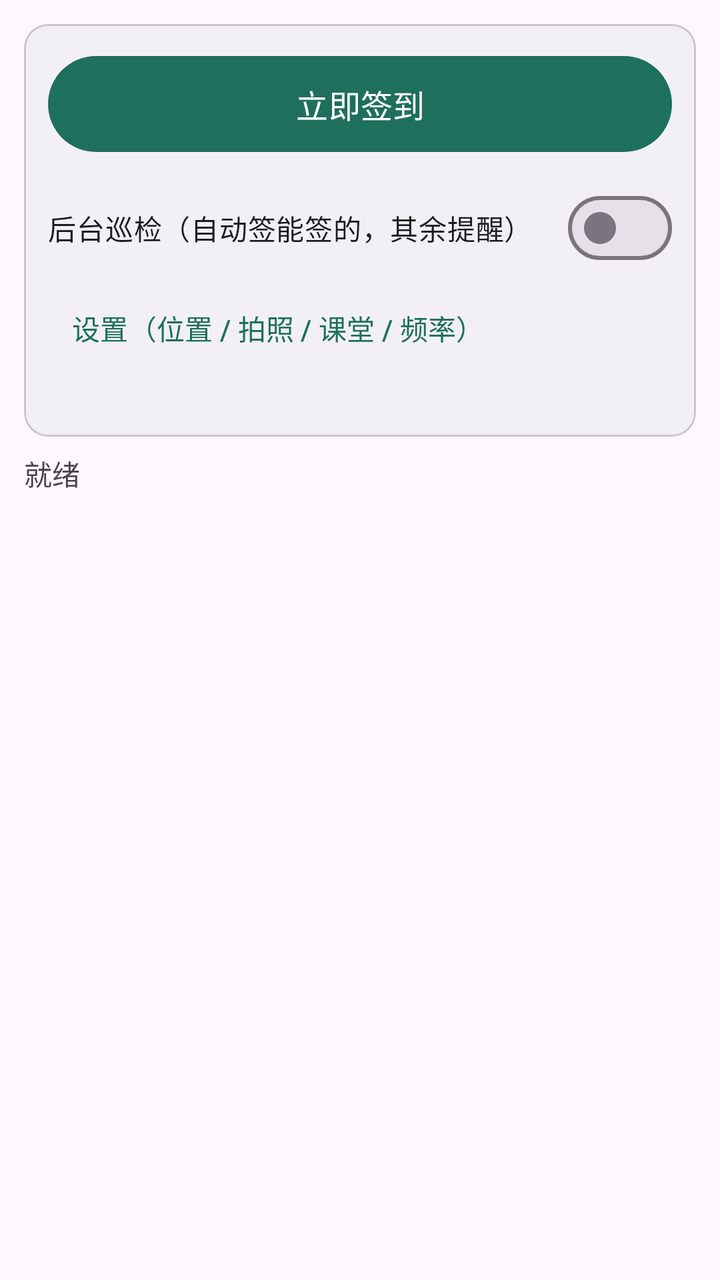
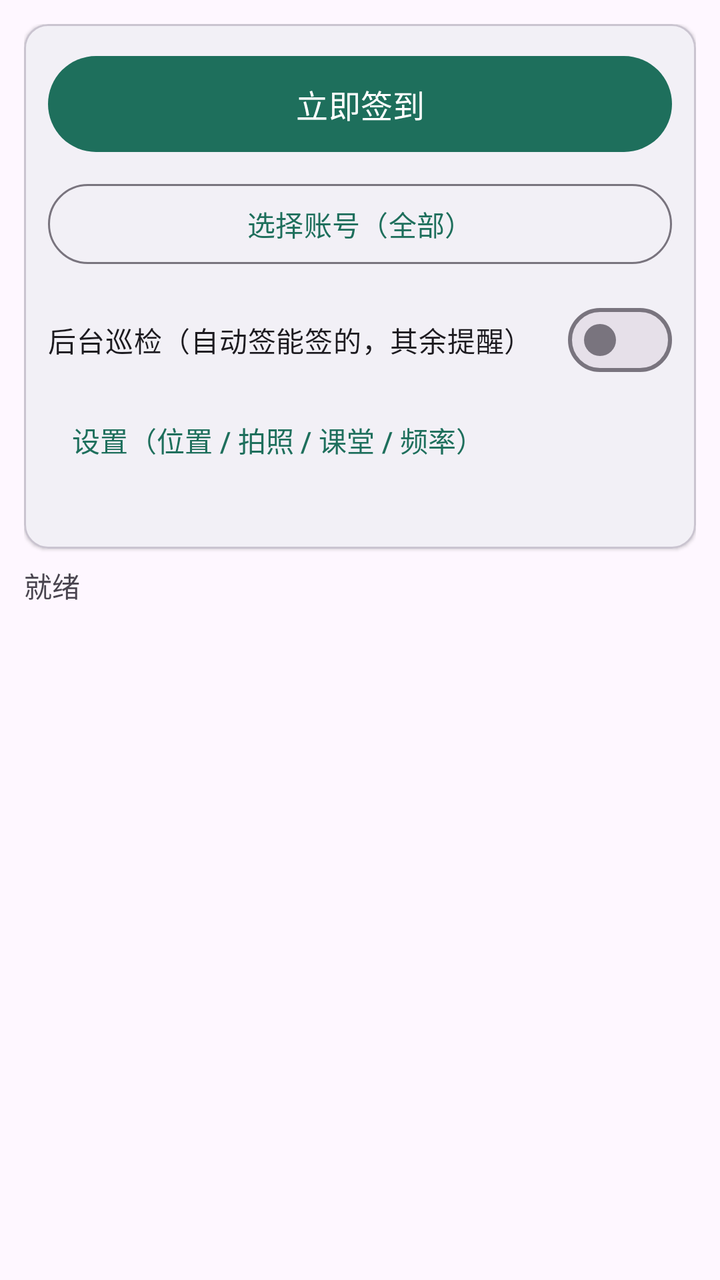

Before-and-after screenshots of an Android layout around one commit, followed by the original layout XML and the change that was made.
<!-- AndroidManifest.xml: application theme Theme.XXTSign -->
<!-- res/layout/fragment_sign.xml -->
<?xml version="1.0" encoding="utf-8"?>
<LinearLayout xmlns:android="http://schemas.android.com/apk/res/android"
    xmlns:app="http://schemas.android.com/apk/res-auto"
    android:layout_width="match_parent"
    android:layout_height="match_parent"
    android:orientation="vertical"
    android:padding="12dp">

    <com.google.android.material.card.MaterialCardView
        android:layout_width="match_parent"
        android:layout_height="wrap_content"
        app:cardCornerRadius="12dp"
        app:cardElevation="1dp">

        <LinearLayout
            android:layout_width="match_parent"
            android:layout_height="wrap_content"
            android:orientation="vertical"
            android:padding="12dp">

            <com.google.android.material.button.MaterialButton
                android:id="@+id/btnSignAll"
                android:layout_width="match_parent"
                android:layout_height="wrap_content"
                android:minHeight="56dp"
                android:text="@string/sign_all"
                android:textSize="16sp" />

            <com.google.android.material.materialswitch.MaterialSwitch
                android:id="@+id/swAuto"
                android:layout_width="match_parent"
                android:layout_height="wrap_content"
                android:layout_marginTop="10dp"
                android:text="@string/auto_monitor" />

            <com.google.android.material.button.MaterialButton
                android:id="@+id/btnSettings"
                style="@style/Widget.Material3.Button.TextButton"
                android:layout_width="wrap_content"
                android:layout_height="wrap_content"
                android:layout_marginTop="2dp"
                android:text="设置（位置 / 拍照 / 课堂 / 频率）" />

            <TextView
                android:id="@+id/tvOptions"
                android:layout_width="match_parent"
                android:layout_height="wrap_content"
                android:layout_marginTop="2dp"
                android:textSize="12sp"
                android:textColor="@color/muted"
                android:text="" />
        </LinearLayout>
    </com.google.android.material.card.MaterialCardView>

    <com.google.android.material.progressindicator.LinearProgressIndicator
        android:id="@+id/progress"
        android:layout_width="match_parent"
        android:layout_height="wrap_content"
        android:layout_marginTop="8dp"
        android:visibility="gone" />

    <TextView
        android:id="@+id/tvStatus"
        android:layout_width="match_parent"
        android:layout_height="wrap_content"
        android:layout_marginTop="8dp"
        android:textSize="14sp"
        android:text="就绪" />

    <androidx.recyclerview.widget.RecyclerView
        android:id="@+id/recycler"
        android:layout_width="match_parent"
        android:layout_height="0dp"
        android:layout_marginTop="8dp"
        android:layout_weight="1" />
</LinearLayout>
<!-- resources referenced by this layout -->
<resources>
  <color name="muted">#5F6663</color>
  <string name="auto_monitor">后台巡检（自动签能签的，其余提醒）</string>
  <string name="sign_all">立即签到</string>
  <style name="Theme.XXTSign" parent="Theme.Material3.DayNight.NoActionBar">
          <item name="colorPrimary">@color/primary</item>
          <item name="colorPrimaryDark">@color/primary_dark</item>
          <item name="colorSecondary">@color/accent</item>
          <item name="colorOnPrimary">@color/on_primary</item>
          <item name="colorOnSecondary">@color/on_primary</item>
          <item name="colorOnSurfaceVariant">@color/surface_variant_text</item>
          <item name="android:statusBarColor" tools:targetApi="l">@color/primary_dark</item>
      </style>
  <color name="primary">#1E6F5C</color>
  <color name="primary_dark">#14513F</color>
  <color name="accent">#FF7043</color>
  <color name="on_primary">#FFFFFF</color>
  <color name="surface_variant_text">#5F6663</color>
</resources>

<!-- the commit's change to res/layout/fragment_sign.xml (unified diff, before → after) -->
@@ -25,6 +25,14 @@
                 android:minHeight="56dp"
                 android:text="@string/sign_all"
                 android:textSize="16sp" />
+
+            <com.google.android.material.button.MaterialButton
+                android:id="@+id/btnPickAccounts"
+                style="@style/Widget.Material3.Button.OutlinedButton"
+                android:layout_width="match_parent"
+                android:layout_height="wrap_content"
+                android:layout_marginTop="8dp"
+                android:text="选择账号（全部）" />
 
             <com.google.android.material.materialswitch.MaterialSwitch
                 android:id="@+id/swAuto"
